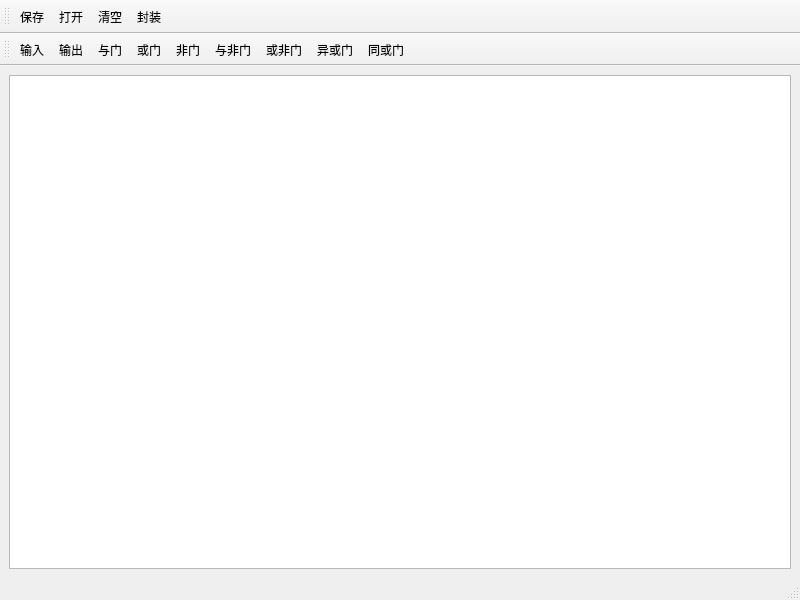
This is mainwindow.ui in hhhhaoganga/Turingv2 as Qt 5 draws it before an edit. The edited form follows.
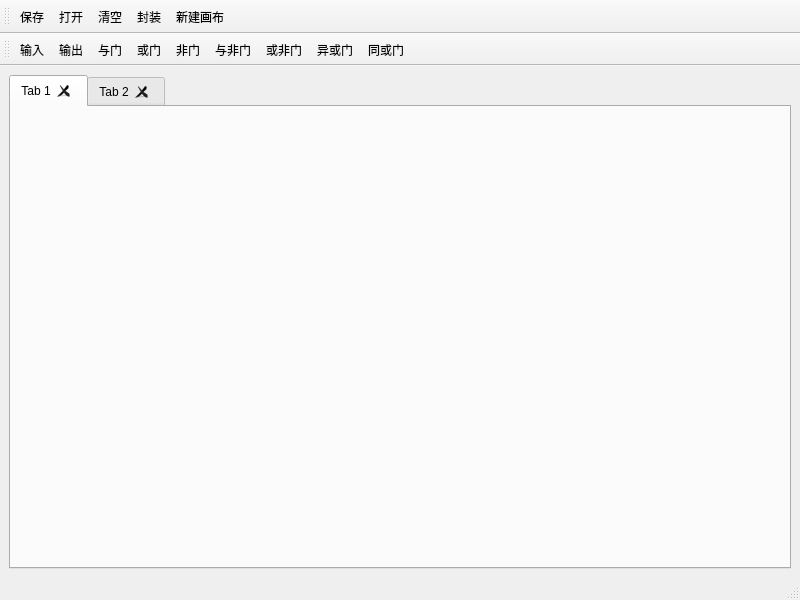
This is the edited form.

Commit message: 新增了画布，保存和打开功能

```diff
--- a/mainwindow.ui
+++ b/mainwindow.ui
@@ -16,7 +16,24 @@
   <widget class="QWidget" name="centralwidget">
    <layout class="QGridLayout" name="gridLayout">
     <item row="0" column="0">
-     <widget class="QGraphicsView" name="graphicsView"/>
+     <widget class="QTabWidget" name="tabWidget">
+      <property name="currentIndex">
+       <number>0</number>
+      </property>
+      <property name="tabsClosable">
+       <bool>true</bool>
+      </property>
+      <widget class="QWidget" name="tab">
+       <attribute name="title">
+        <string>Tab 1</string>
+       </attribute>
+      </widget>
+      <widget class="QWidget" name="tab_2">
+       <attribute name="title">
+        <string>Tab 2</string>
+       </attribute>
+      </widget>
+     </widget>
     </item>
    </layout>
   </widget>
@@ -45,6 +62,7 @@
    <addaction name="actionOpen"/>
    <addaction name="actionClear"/>
    <addaction name="actionEncapsulate"/>
+   <addaction name="actionNew_Tab"/>
   </widget>
   <widget class="QToolBar" name="toolBar_2">
    <property name="windowTitle">
@@ -225,6 +243,14 @@
     <enum>QAction::MenuRole::NoRole</enum>
    </property>
   </action>
+  <action name="actionNew_Tab">
+   <property name="text">
+    <string>新建画布</string>
+   </property>
+   <property name="menuRole">
+    <enum>QAction::MenuRole::NoRole</enum>
+   </property>
+  </action>
  </widget>
  <resources/>
  <connections/>
```
Left out of the diff: 2 changed lines with no effect on the pictures. The commit also changes 6 other files.
